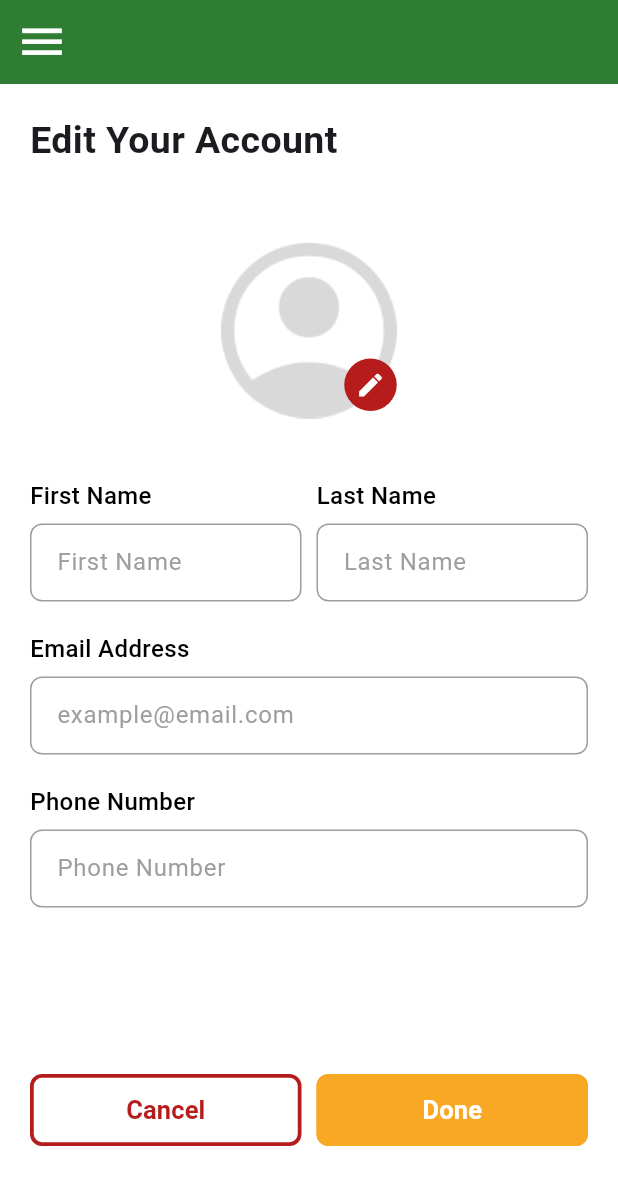
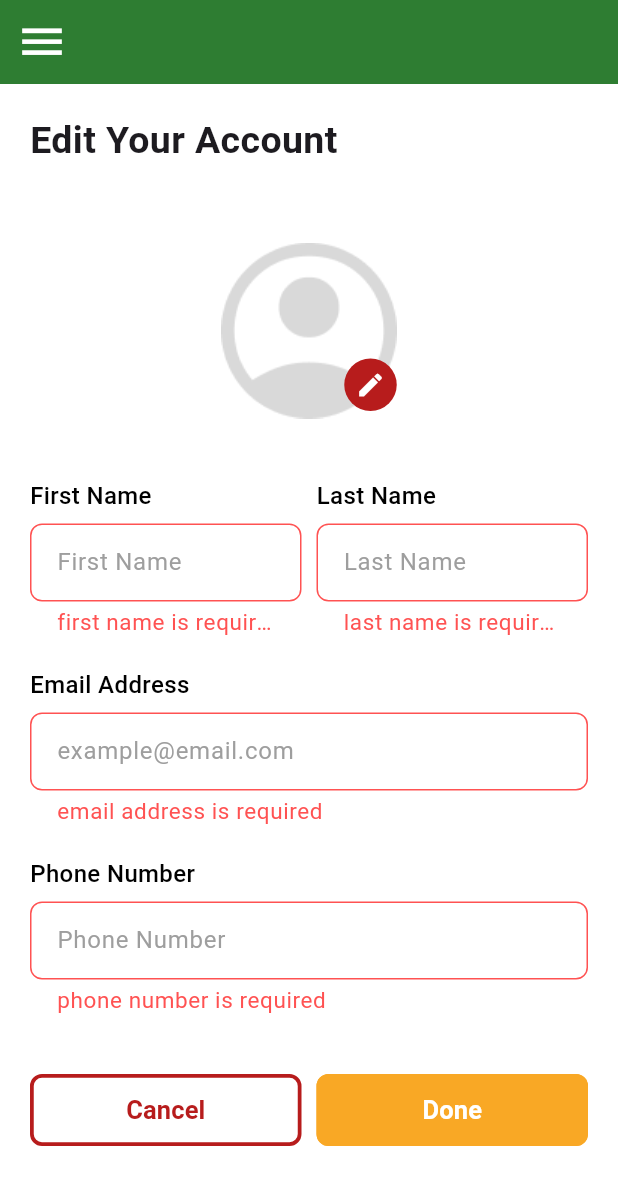
Before and after one commit to Debojyotibabai/flutter_clean_arch_practice, a Flutter app: the EditProfile screen opened by its route, after a tap on "Done", on a phone screen of 412 x 824 dp. Shown: the top 1185 px of the screen. Run offline on Flutter 3.47's test engine with Material 3 defaults, Android fonts, the phone set to English and light mode, and no system bars; our stand-ins replace dio, dropdown_button2, flutter_bloc, flutter_spinkit, fpdart, get_it and 2 more; accounts and stored records are empty.

Commit message:
edit profile form

```diff
--- a/lib/features/edit_profile/presentation/pages/edit_profile_page.dart
+++ b/lib/features/edit_profile/presentation/pages/edit_profile_page.dart
@@ -8,11 +8,26 @@ class EditProfile extends StatelessWidget {
   EditProfile({super.key});
 
   final GlobalKey<ScaffoldState> scaffoldKey = GlobalKey<ScaffoldState>();
+  final GlobalKey<FormState> formKey = GlobalKey<FormState>();
 
   final TextEditingController firstNameController = TextEditingController();
   final TextEditingController lastNameController = TextEditingController();
   final TextEditingController emailController = TextEditingController();
   final TextEditingController phoneNumberController = TextEditingController();
+
+  String? _validateEmail(String? value) {
+    const emailPattern = r'^[a-zA-Z0-9]+@[a-zA-Z]+\.[a-zA-Z]+';
+    if (value == null || value.isEmpty) {
+      return 'email address is required';
+    } else if (!RegExp(emailPattern).hasMatch(value)) {
+      return 'enter a valid email address';
+    }
+    return null;
+  }
+
+  void editProfile() {
+    if (formKey.currentState!.validate()) {}
+  }
 
   @override
   Widget build(BuildContext context) {
@@ -32,6 +47,8 @@ class EditProfile extends StatelessWidget {
       drawer: CustomDrawer(),
       body: Padding(
         padding: const EdgeInsets.all(20).copyWith(bottom: 60),
+        child: Form(
+          key: formKey,
           child: Column(
             mainAxisAlignment: MainAxisAlignment.start,
             crossAxisAlignment: CrossAxisAlignment.start,
@@ -55,7 +72,7 @@ class EditProfile extends StatelessWidget {
               const SizedBox(height: 40),
               Row(
                 mainAxisAlignment: MainAxisAlignment.center,
-              crossAxisAlignment: CrossAxisAlignment.center,
+                crossAxisAlignment: CrossAxisAlignment.start,
                 children: [
                   Expanded(
                     child: AppInputWithLabel(
@@ -81,6 +98,7 @@ class EditProfile extends StatelessWidget {
                 controller: emailController,
                 hintText: "example@email.com",
                 label: "Email Address",
+                validator: _validateEmail,
               ),
               const SizedBox(height: 20),
               AppInputWithLabel(
@@ -105,7 +123,9 @@ class EditProfile extends StatelessWidget {
                   ),
                   Expanded(
                     child: AppPrimarySoidButton(
-                    onPressed: () {},
+                      onPressed: () {
+                        editProfile();
+                      },
                       buttonText: "Done",
                       width: 0.4,
                       backgroundColor: Colors.yellow[800]!,
@@ -116,6 +136,7 @@ class EditProfile extends StatelessWidget {
             ],
           ),
         ),
+      ),
     );
   }
 }
--- a/lib/features/edit_profile/presentation/widgets/avatar_selection.dart
+++ b/lib/features/edit_profile/presentation/widgets/avatar_selection.dart
@@ -11,6 +11,7 @@ class AvatarSelection extends StatelessWidget {
       onTap: () => showDialog(
         context: context,
         builder: (BuildContext context) => Dialog(
+          backgroundColor: Colors.white,
           child: Padding(
             padding: const EdgeInsets.all(30),
             child: Column(
```
Lines whose indentation alone changed are shown as unchanged.
